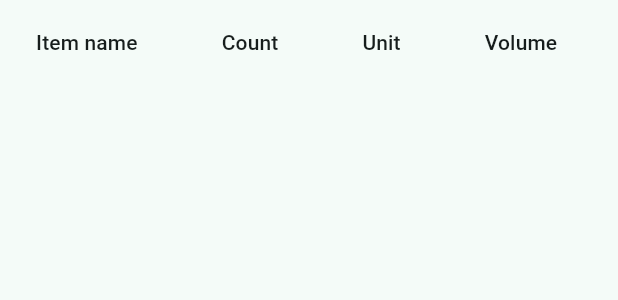
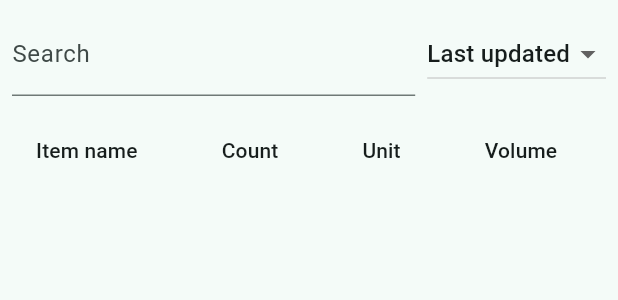
Before and after one commit to harumarion/oouchi_stock, a Flutter app: the PriceCategoryList widget shown alone on an empty page, opened directly with empty values, on a phone screen of 412 x 824 dp. Shown: the top 300 px of the screen. Run offline on Flutter 3.47's test engine with Material 3 defaults, Android fonts, the phone set to English and light mode, and no system bars; our stand-ins replace cloud_firestore, firebase_core, flutter_local_notifications, shared_preferences, timezone; accounts and stored records are empty; generated files the repository leaves out were written again.

Commit message:
在庫一覧と値段管理に検索・並び替え機能を追加

```diff
--- a/lib/i18n/app_en.arb
+++ b/lib/i18n/app_en.arb
@@ -66,5 +66,8 @@
   "daysCondition": "Prediction within days",
   "orCondition": "Either condition",
   "thresholdLabel": "Threshold",
-  "daysLabel": "Days"
+  "daysLabel": "Days",
+  "searchHint": "Search",
+  "sortAlphabet": "Alphabetical",
+  "sortUpdated": "Last updated"
 }
--- a/lib/i18n/app_ja.arb
+++ b/lib/i18n/app_ja.arb
@@ -66,5 +66,8 @@
   "daysCondition": "予測日が日数以内",
   "orCondition": "どちらかの条件を満たす",
   "thresholdLabel": "しきい値",
-  "daysLabel": "日数"
+  "daysLabel": "日数",
+  "searchHint": "検索",
+  "sortAlphabet": "あいうえお順",
+  "sortUpdated": "最終更新順"
 }
--- a/lib/price_list_page.dart
+++ b/lib/price_list_page.dart
@@ -86,19 +86,71 @@ class _PriceListPageState extends State<PriceListPage> {
   }
 }
 
-class PriceCategoryList extends StatelessWidget {
+class PriceCategoryList extends StatefulWidget {
   final String category;
   const PriceCategoryList({super.key, required this.category});
 
   @override
+  State<PriceCategoryList> createState() => _PriceCategoryListState();
+}
+
+class _PriceCategoryListState extends State<PriceCategoryList> {
+  String _search = '';
+  String _sort = 'updated';
+  final TextEditingController _controller = TextEditingController();
+
+  @override
+  void dispose() {
+    _controller.dispose();
+    super.dispose();
+  }
+
+  @override
   Widget build(BuildContext context) {
     final watch = WatchPriceByCategory(PriceRepositoryImpl());
-    return StreamBuilder<List<PriceInfo>>(
-      stream: watch(category),
+    return Column(
+      children: [
+        Padding(
+          padding: const EdgeInsets.all(8),
+          child: Row(
+            children: [
+              // 検索バー
+              Expanded(
+                child: TextField(
+                  controller: _controller,
+                  decoration: InputDecoration(
+                    labelText: AppLocalizations.of(context)!.searchHint,
+                  ),
+                  onChanged: (v) => setState(() => _search = v),
+                ),
+              ),
+              const SizedBox(width: 8),
+              // 並び替えドロップダウン
+              DropdownButton<String>(
+                value: _sort,
+                onChanged: (v) => setState(() => _sort = v!),
+                items: [
+                  DropdownMenuItem(
+                    value: 'alphabet',
+                    child: Text(AppLocalizations.of(context)!.sortAlphabet),
+                  ),
+                  DropdownMenuItem(
+                    value: 'updated',
+                    child: Text(AppLocalizations.of(context)!.sortUpdated),
+                  ),
+                ],
+              ),
+            ],
+          ),
+        ),
+        Expanded(
+          child: StreamBuilder<List<PriceInfo>>(
+            stream: watch(widget.category),
             builder: (context, snapshot) {
               if (snapshot.hasError) {
                 final err = snapshot.error?.toString() ?? 'unknown';
-          return Center(child: Text(AppLocalizations.of(context)!.loadError(err)));
+                return Center(
+                    child: Text(AppLocalizations.of(context)!.loadError(err)));
               }
               if (!snapshot.hasData) {
                 return const Center(child: CircularProgressIndicator());
@@ -111,8 +163,14 @@ class PriceCategoryList extends StatelessWidget {
                   map[p.itemType] = p;
                 }
               }
-        final items = map.values.toList()
-          ..sort((a, b) => a.itemType.compareTo(b.itemType));
+              var items = map.values
+                  .where((e) => e.itemName.contains(_search))
+                  .toList();
+              if (_sort == 'alphabet') {
+                items.sort((a, b) => a.itemType.compareTo(b.itemType));
+              } else {
+                items.sort((a, b) => b.checkedAt.compareTo(a.checkedAt));
+              }
               return SingleChildScrollView(
                 scrollDirection: Axis.vertical,
                 child: SingleChildScrollView(
@@ -146,7 +204,7 @@ class PriceCategoryList extends StatelessWidget {
                               context,
                               MaterialPageRoute(
                                 builder: (_) => PriceHistoryPage(
-                            category: category,
+                                  category: widget.category,
                                   itemType: p.itemType,
                                 ),
                               ),
@@ -158,6 +216,9 @@ class PriceCategoryList extends StatelessWidget {
                 ),
               );
             },
+          ),
+        ),
+      ],
     );
   }
 }
```
Also changed, not shown: lib/inventory_page.dart (+68 -12 lines), 3 other files. Lines whose indentation alone changed are shown as unchanged.
